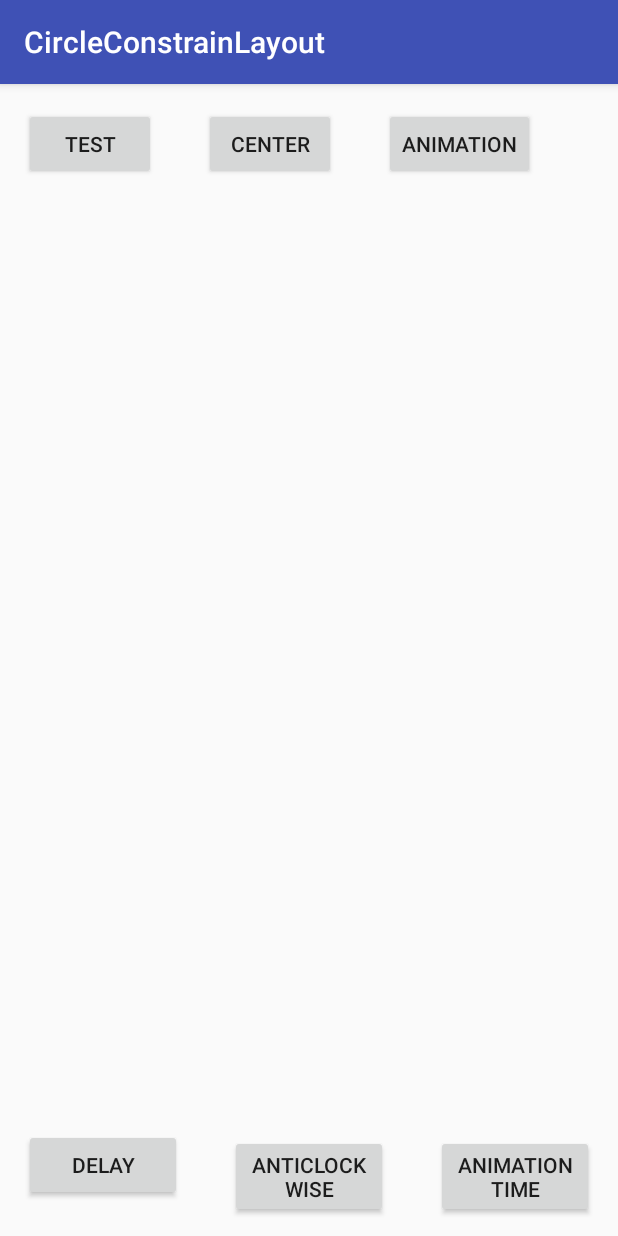
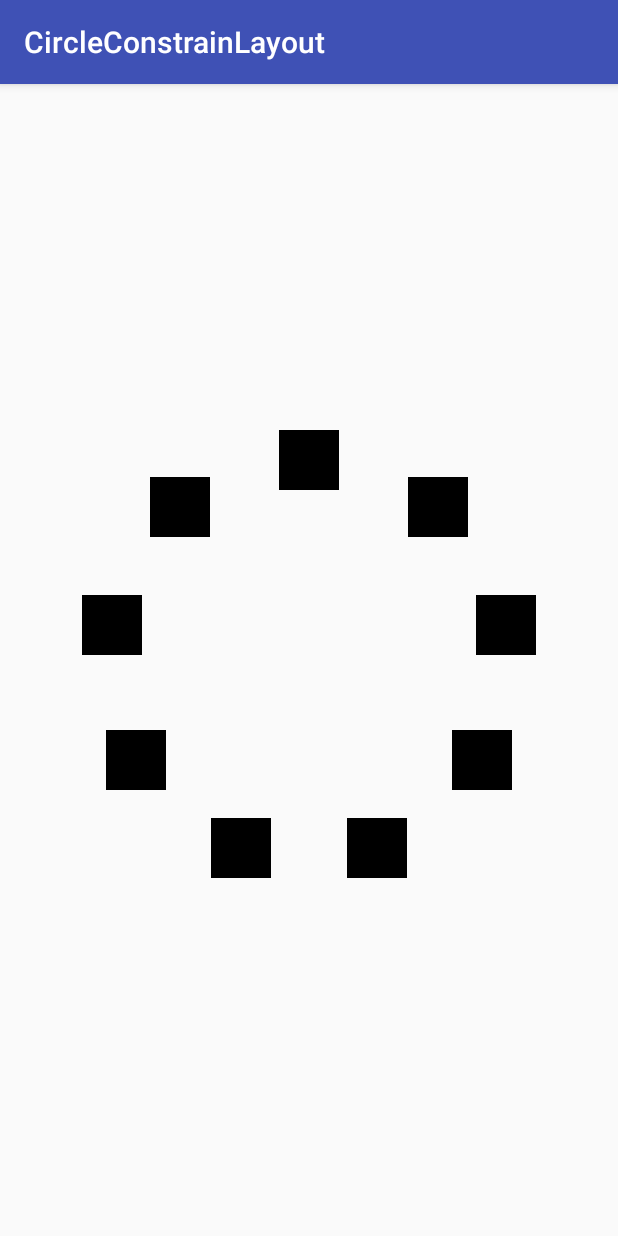
Before and after one commit to Benhurqs/CircularLayout, an Android app: the screen it shows after launch (MainActivity), on a phone screen of 412 x 824 dp. Run offline under Robolectric (Android 15) with nearby library versions, the phone set to English and light mode, and no system bars.

Commit message:
Created CircularLayout

```diff
--- a/app/src/main/java/com/benhurqs/circleconstrainlayout/CircularList.kt
+++ b/app/src/main/java/com/benhurqs/circleconstrainlayout/CircularList.kt
@@ -5,9 +5,12 @@ import android.animation.ValueAnimator
 import android.content.Context
 import android.support.constraint.ConstraintLayout
 import android.support.constraint.ConstraintSet
+import android.support.v7.widget.RecyclerView
 import android.util.AttributeSet
+import android.util.Log
 import android.view.View
 import android.view.animation.LinearInterpolator
+import android.widget.Adapter
 
 /**
  * Created by benhur.souza on 04/04/18.
@@ -28,11 +31,11 @@ class CircularList: ConstraintLayout{
         fun onAnimationEnd()
     }
 
-    var animated = false
+    var animated = true
     var animationDelay: Long = 0
     var animationClockwise = true
     var animationDuration = 300
-    var circleRadius = 100
+    var circleRadius = 300
     private var clickListener: OnClickItemListener? = null
     private var animationListener: OnAnimationListener? = null
     private var animationItemListener: OnAnimationItemListener? = null
@@ -41,20 +44,33 @@ class CircularList: ConstraintLayout{
     constructor(context: Context?, attrs: AttributeSet?) : super(context, attrs)
     constructor(context: Context?, attrs: AttributeSet?, defStyleAttr: Int) : super(context, attrs, defStyleAttr)
 
+
+    fun start(){
+        var list = ArrayList<View>()
+        for(i in 0..(this.childCount-1)){
+            //Item
+           list.add(this.getChildAt(i))
+        }
+        setItens(list)
+    }
+
     fun setItens(itemList: List<View>){
         setItens(null, itemList)
     }
 
-    fun setOnClickItemListener(listener: OnClickItemListener){
+    fun setOnClickItemListener(listener: OnClickItemListener): CircularList{
         this.clickListener = listener
+        return this
     }
 
-    fun setOnAnimationListener(listener: OnAnimationListener){
+    fun setOnAnimationListener(listener: OnAnimationListener): CircularList{
         this.animationListener = listener
+        return this
     }
 
-    fun setOnAnimationItemListener(listener: OnAnimationItemListener){
+    fun setOnAnimationItemListener(listener: OnAnimationItemListener): CircularList{
         this.animationItemListener = listener
+        return this
     }
 
     fun setItens(centerView: View? = null, itemList: List<View>){
--- a/app/src/main/res/layout/activity_main.xml
+++ b/app/src/main/res/layout/activity_main.xml
@@ -5,66 +5,66 @@
     android:layout_width="match_parent"
     android:layout_height="match_parent">
 
-    <LinearLayout
-        android:layout_width="match_parent"
-        android:layout_height="wrap_content"
-        android:orientation="horizontal">
+    <!--<LinearLayout-->
+        <!--android:layout_width="match_parent"-->
+        <!--android:layout_height="wrap_content"-->
+        <!--android:orientation="horizontal">-->
 
-        <Button
-            android:layout_width="wrap_content"
-            android:layout_height="wrap_content"
-            android:onClick="onClickTest"
-            android:layout_margin="16dp"
-            android:text="test"/>
+        <!--<Button-->
+            <!--android:layout_width="wrap_content"-->
+            <!--android:layout_height="wrap_content"-->
+            <!--android:onClick="onClickTest"-->
+            <!--android:layout_margin="16dp"-->
+            <!--android:text="test"/>-->
 
-        <Button
-            android:layout_width="wrap_content"
-            android:layout_height="wrap_content"
-            android:onClick="onClickCenter"
-            android:layout_margin="16dp"
-            android:text="center"/>
+        <!--<Button-->
+            <!--android:layout_width="wrap_content"-->
+            <!--android:layout_height="wrap_content"-->
+            <!--android:onClick="onClickCenter"-->
+            <!--android:layout_margin="16dp"-->
+            <!--android:text="center"/>-->
 
-        <Button
-            android:layout_width="wrap_content"
-            android:layout_height="wrap_content"
-            android:onClick="onClickAnimation"
-            android:layout_margin="16dp"
-            android:text="animation"/>
+        <!--<Button-->
+            <!--android:layout_width="wrap_content"-->
+            <!--android:layout_height="wrap_content"-->
+            <!--android:onClick="onClickAnimation"-->
+            <!--android:layout_margin="16dp"-->
+            <!--android:text="animation"/>-->
 
-    </LinearLayout>
+    <!--</LinearLayout>-->
 
-    <LinearLayout
-        android:layout_alignParentBottom="true"
-        android:layout_width="match_parent"
-        android:layout_height="wrap_content"
-        android:orientation="horizontal">
+    <!--<LinearLayout-->
+        <!--android:layout_alignParentBottom="true"-->
+        <!--android:layout_width="match_parent"-->
+        <!--android:layout_height="wrap_content"-->
+        <!--android:orientation="horizontal">-->
 
-        <Button
-            android:layout_width="0dp"
-            android:layout_weight="1"
-            android:layout_height="wrap_content"
-            android:onClick="onClickAnimationDelay"
-            android:layout_margin="16dp"
-            android:text="delay"/>
+        <!--<Button-->
+            <!--android:layout_width="0dp"-->
+            <!--android:layout_weight="1"-->
+            <!--android:layout_height="wrap_content"-->
+            <!--android:onClick="onClickAnimationDelay"-->
+            <!--android:layout_margin="16dp"-->
+            <!--android:text="delay"/>-->
 
-        <Button
-            android:layout_width="0dp"
-            android:layout_weight="1"
-            android:layout_height="wrap_content"
-            android:onClick="onClickAnimationAntiClockwise"
-            android:layout_margin="16dp"
-            android:text="AntiClockwise"/>
+        <!--<Button-->
+            <!--android:layout_width="0dp"-->
+            <!--android:layout_weight="1"-->
+            <!--android:layout_height="wrap_content"-->
+            <!--android:onClick="onClickAnimationAntiClockwise"-->
+            <!--android:layout_margin="16dp"-->
+            <!--android:text="AntiClockwise"/>-->
 
 
-        <Button
-            android:layout_width="0dp"
-            android:layout_weight="1"
-            android:layout_height="wrap_content"
-            android:onClick="onClickAnimationDuration"
-            android:layout_margin="16dp"
-            android:text="Animation time"/>
+        <!--<Button-->
+            <!--android:layout_width="0dp"-->
+            <!--android:layout_weight="1"-->
+            <!--android:layout_height="wrap_content"-->
+            <!--android:onClick="onClickAnimationDuration"-->
+            <!--android:layout_margin="16dp"-->
+            <!--android:text="Animation time"/>-->
 
-    </LinearLayout>
+    <!--</LinearLayout>-->
 
 
 
@@ -72,7 +72,53 @@
     <com.benhurqs.circleconstrainlayout.CircularList
         android:id="@+id/circularList"
         android:layout_width="match_parent"
-        android:layout_height="match_parent"/>
+        android:layout_height="match_parent">
+
+        <ImageView
+            android:layout_width="40dp"
+           android:layout_height="40dp"
+            android:src="#000"/>
+
+        <ImageView
+            android:layout_width="40dp"
+            android:layout_height="40dp"
+            android:src="#000"/>
+
+        <ImageView
+            android:layout_width="40dp"
+            android:layout_height="40dp"
+            android:src="#000"/>
+         <ImageView
+            android:layout_width="40dp"
+           android:layout_height="40dp"
+            android:src="#000"/>
+
+        <ImageView
+            android:layout_width="40dp"
+            android:layout_height="40dp"
+            android:src="#000"/>
+
+        <ImageView
+            android:layout_width="40dp"
+            android:layout_height="40dp"
+            android:src="#000"/>
+         <ImageView
+            android:layout_width="40dp"
+           android:layout_height="40dp"
+            android:src="#000"/>
+
+        <ImageView
+            android:layout_width="40dp"
+            android:layout_height="40dp"
+            android:src="#000"/>
+
+        <ImageView
+            android:layout_width="40dp"
+            android:layout_height="40dp"
+            android:src="#000"/>
+
+
+    </com.benhurqs.circleconstrainlayout.CircularList>
 
 
 
```
Also changed, not shown: app/src/main/java/com/benhurqs/circleconstrainlayout/CircularListAdapter.kt (added, +18 -0 lines), app/src/main/java/com/benhurqs/circleconstrainlayout/MainActivity.kt (+89 -71 lines).
